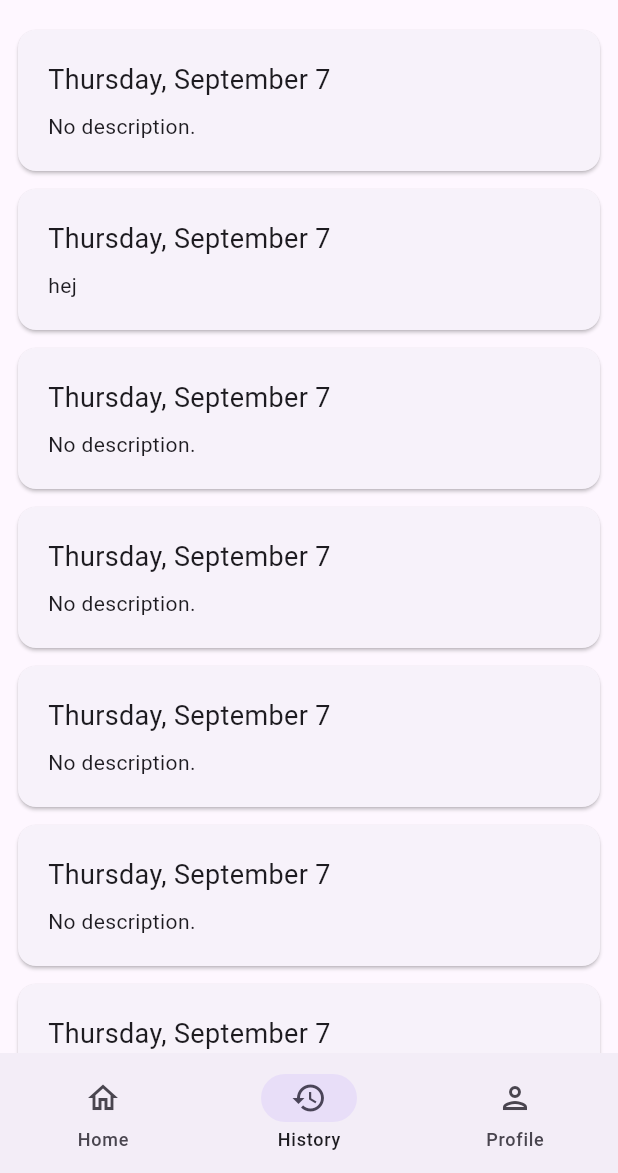
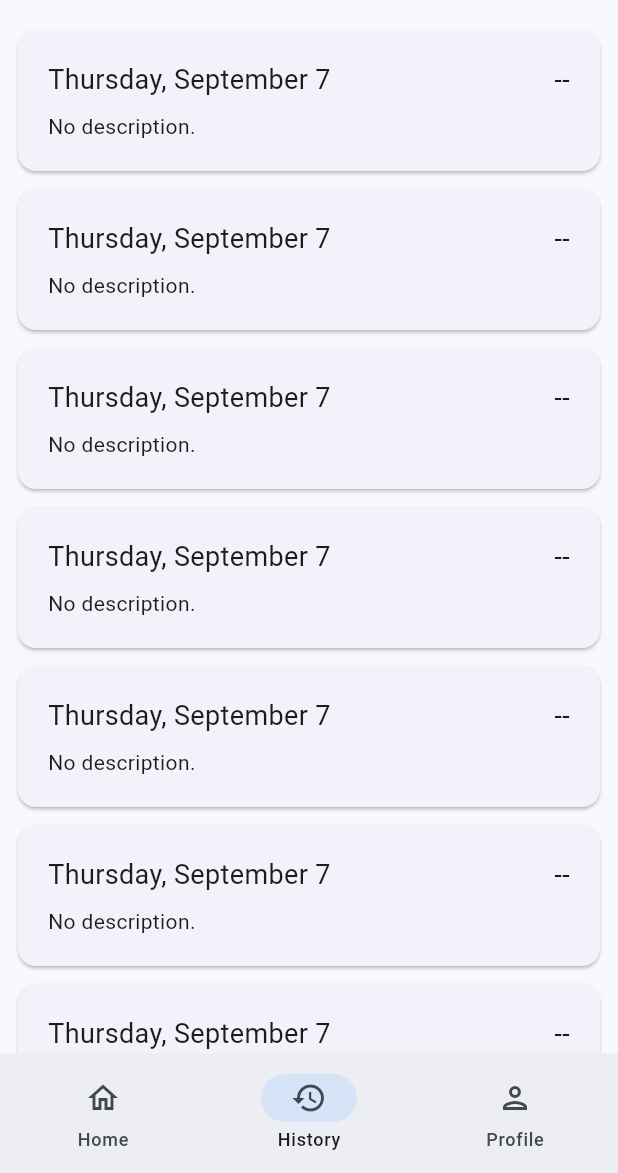
Before and after one commit to kimpoliini/better_days_flutter, a Flutter app: the screen it shows after launch, item 2 of the bottom bar chosen, on a phone screen of 412 x 824 dp, the part 63-1236 px from its top. Run offline on Flutter 3.47's test engine with Material 3 defaults, Android fonts, the phone set to English and light mode, and no system bars.

Commit message:
Forgot to stage the changes in the last commit

```diff
--- a/lib/main.dart
+++ b/lib/main.dart
@@ -1,7 +1,9 @@
+import 'package:better_days_flutter/models/history_entry.dart';
 import 'package:better_days_flutter/screens/History.dart';
 import 'package:better_days_flutter/screens/Profile.dart';
 import 'package:flutter/material.dart';
 import 'screens/Home.dart';
+import 'package:provider/provider.dart';
 
 void main() {
   runApp(const MainApp());
@@ -12,12 +14,22 @@ class MainApp extends StatelessWidget {
 
   @override
   Widget build(BuildContext context) {
-    return const MaterialApp(home: MainPage());
+    return ChangeNotifierProvider(
+      create: (context) => AppState(),
+      child: MaterialApp(
+        title: "Better days",
+        home: const MainPage(),
+        theme: ThemeData(
+            useMaterial3: true,
+            colorScheme: ColorScheme.fromSeed(seedColor: Colors.blue)),
+      ),
+    );
   }
 }
 
 class AppState extends ChangeNotifier {
-  List<Widget> historyCards = <Widget>[];
+  var historyEntries = <HistoryEntry>[];
+  var historyCards = <Widget>[];
 }
 
 class MainPage extends StatefulWidget {
@@ -42,6 +54,12 @@ class _MainPageState extends State<MainPage> {
 
   @override
   Widget build(BuildContext context) {
+    var state = context.watch<AppState>();
+
+    state.historyEntries = <HistoryEntry>[
+      for (int i = 0; i < 20; i++) HistoryEntry(date: DateTime(2017, 9, 7))
+    ];
+
     return LayoutBuilder(builder: (context, constraints) {
       return Scaffold(
         appBar: AppBar(centerTitle: true, title: const Text("Better days")),
--- /dev/null
+++ b/lib/models/history_entry.dart
@@ -0,0 +1,7 @@
+class HistoryEntry {
+  DateTime date;
+  String? description;
+  double? score;
+
+  HistoryEntry({required this.date, this.description, this.score});
+}
--- a/lib/screens/History.dart
+++ b/lib/screens/History.dart
@@ -1,3 +1,4 @@
+import 'package:better_days_flutter/models/history_entry.dart';
 import 'package:better_days_flutter/widgets/HistoryCard.dart';
 import 'package:flutter/material.dart';
 
@@ -5,20 +6,8 @@ class History extends StatelessWidget {
   const History({super.key});
 
   static final List<Widget> _testHistoryEntries = <Widget>[
-    HistoryCard(date: DateTime(2017, 9, 7)),
-    HistoryCard(
-      date: DateTime(2017, 9, 7),
-      description: "hej",
-    ),
-    HistoryCard(date: DateTime(2017, 9, 7)),
-    HistoryCard(date: DateTime(2017, 9, 7)),
-    HistoryCard(date: DateTime(2017, 9, 7)),
-    HistoryCard(date: DateTime(2017, 9, 7)),
-    HistoryCard(date: DateTime(2017, 9, 7)),
-    HistoryCard(date: DateTime(2017, 9, 7)),
-    HistoryCard(date: DateTime(2017, 9, 7)),
-    HistoryCard(date: DateTime(2017, 9, 7)),
-    HistoryCard(date: DateTime(2017, 9, 7)),
+    for (int i = 0; i < 20; i++)
+      HistoryCard(entry: HistoryEntry(date: DateTime(2017, 9, 7)))
   ];
 
   @override
--- a/lib/widgets/HistoryCard.dart
+++ b/lib/widgets/HistoryCard.dart
@@ -1,11 +1,13 @@
+import 'package:better_days_flutter/models/history_entry.dart';
 import 'package:flutter/material.dart';
 import 'package:intl/intl.dart';
 
 class HistoryCard extends StatelessWidget {
-  const HistoryCard({super.key, required this.date, this.description});
+  const HistoryCard({super.key, required this.entry});
 
-  final DateTime date;
-  final String? description;
+  final HistoryEntry entry;
+
+  final headerStyle = const TextStyle(fontSize: 18);
 
   @override
   Widget build(BuildContext context) {
@@ -14,15 +16,24 @@ class HistoryCard extends StatelessWidget {
       child: Padding(
         padding: const EdgeInsets.all(20.0),
         child: Column(crossAxisAlignment: CrossAxisAlignment.start, children: [
-          Text(
-            DateFormat.MMMMEEEEd().format(date),
-            style: const TextStyle(fontSize: 18),
+          Row(
+            mainAxisAlignment: MainAxisAlignment.spaceBetween,
+            children: [
+              Text(
+                DateFormat.MMMMEEEEd().format(entry.date),
+                style: headerStyle,
+              ),
+              Text(
+                entry.score?.toString() ?? "--",
+                style: headerStyle,
+              )
+            ],
           ),
           const SizedBox(
             height: 8,
           ),
           Text(
-            description ?? "No description.",
+            entry.description ?? "No description.",
           )
         ]),
       ),
--- a/pubspec.yaml
+++ b/pubspec.yaml
@@ -10,6 +10,7 @@ dependencies:
   flutter:
     sdk: flutter
   intl: ^0.19.0
+  provider: ^6.1.1
 
 dev_dependencies:
   flutter_test:
```
